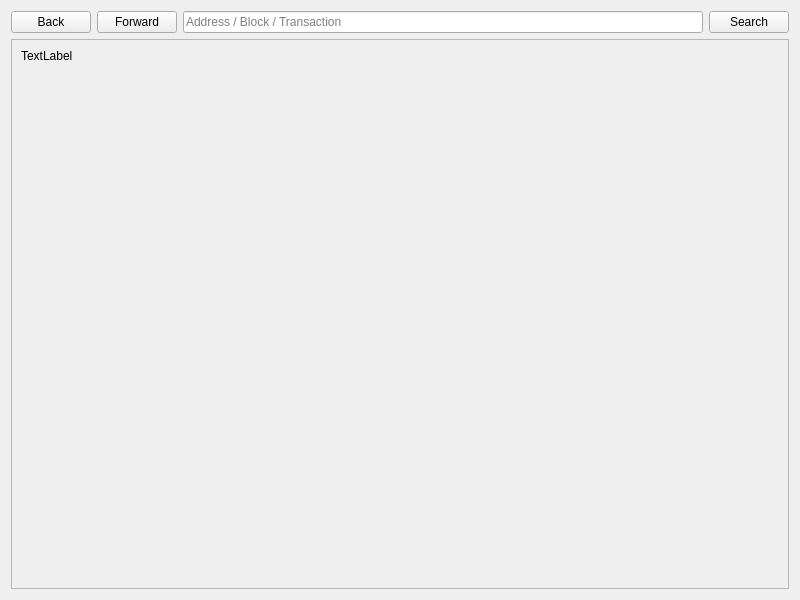
Old version of the form src/qt/forms/blockexplorer.ui in the repository nscoins/nscoincore.
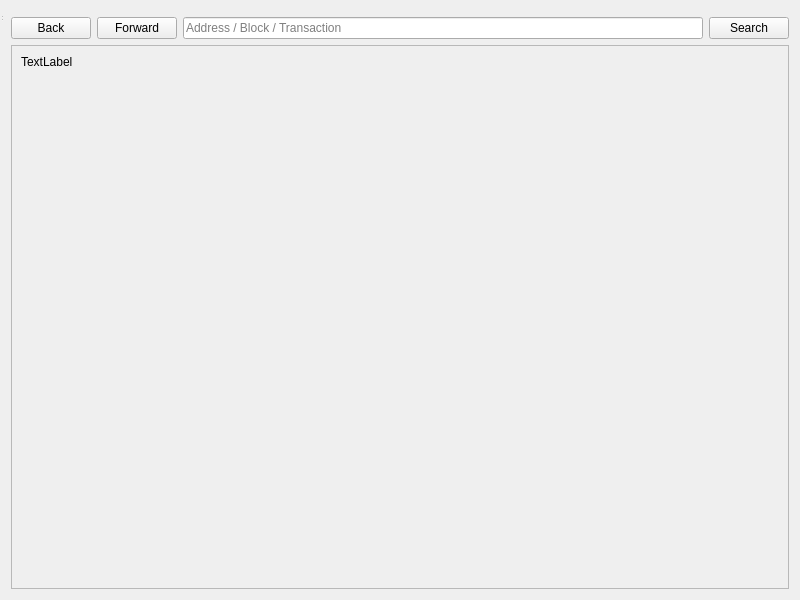
New version of the form. Icons and pictures are not drawn.

Patch:
```diff
--- a/src/qt/forms/blockexplorer.ui
+++ b/src/qt/forms/blockexplorer.ui
@@ -18,6 +18,9 @@
   </property>
   <layout class="QGridLayout" name="gridLayout">
    <item row="0" column="0">
+    <widget class="QMenuBar" name="menubar"/>
+   </item>
+   <item row="1" column="0">
     <layout class="QVBoxLayout" name="verticalLayout">
      <property name="sizeConstraint">
       <enum>QLayout::SetMaximumSize</enum>
@@ -157,6 +160,16 @@
     </layout>
    </item>
   </layout>
+  <widget class="QStatusBar" name="statusbar">
+   <property name="geometry">
+    <rect>
+     <x>0</x>
+     <y>0</y>
+     <width>3</width>
+     <height>22</height>
+    </rect>
+   </property>
+  </widget>
  </widget>
  <resources/>
  <connections/>
```
